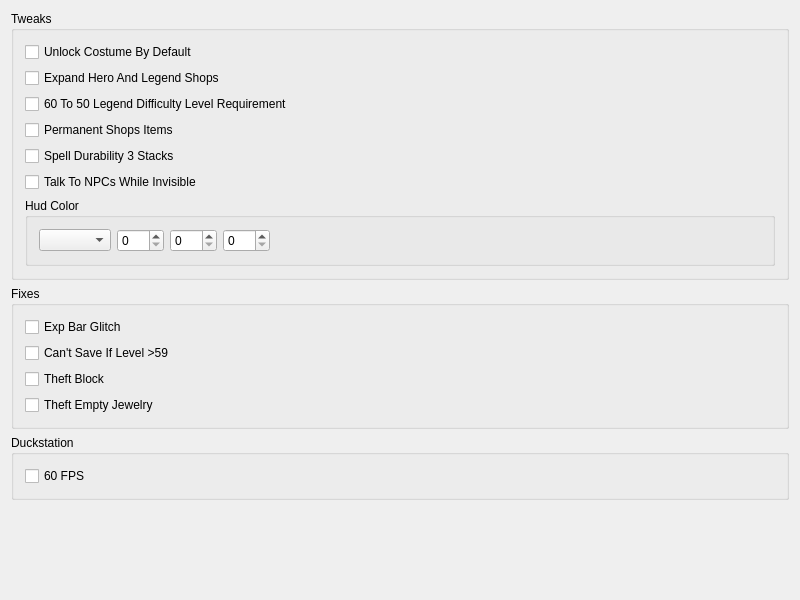
The window that src/FrontendQt/TweaksWidget.ui (Meos4/Darkstone-PS1-Tweaks) describes before a commit, drawn with Qt 5.
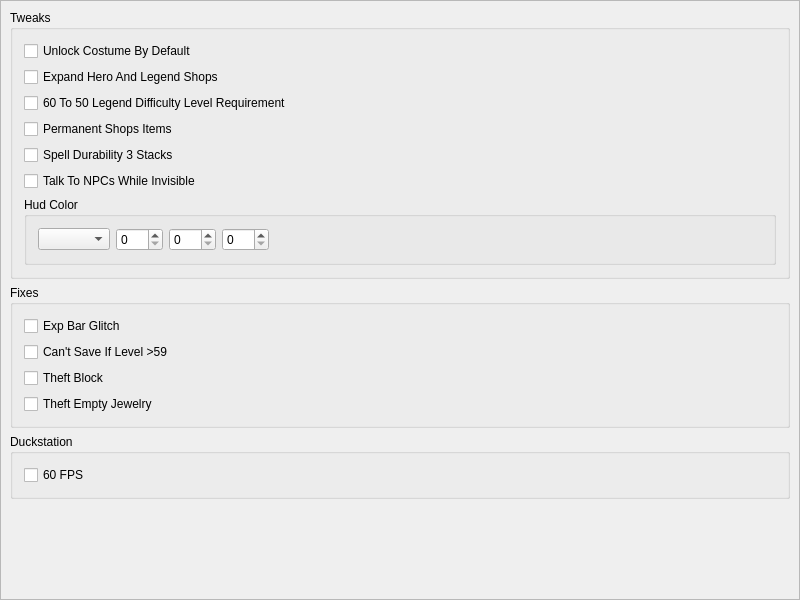
The same window after the commit.

Commit message: Add scroll area

```diff
--- a/src/FrontendQt/TweaksWidget.ui
+++ b/src/FrontendQt/TweaksWidget.ui
@@ -14,57 +14,67 @@
    <string>TweaksWidget</string>
   </property>
   <layout class="QGridLayout" name="gridLayout">
-   <item row="1" column="0">
-    <widget class="QGroupBox" name="fixes">
-     <property name="title">
-      <string>Fixes</string>
-     </property>
-     <layout class="QVBoxLayout" name="verticalLayout_2">
-      <item>
-       <widget class="QCheckBox" name="fixesExpBarGlitch">
-        <property name="text">
-         <string>Exp Bar Glitch</string>
-        </property>
-       </widget>
-      </item>
-      <item>
-       <widget class="QCheckBox" name="fixesCantSaveIfLevel59">
-        <property name="text">
-         <string>Can't Save If Level &gt;59</string>
-        </property>
-       </widget>
-      </item>
-      <item>
-       <widget class="QCheckBox" name="fixesTheftBlock">
-        <property name="text">
-         <string>Theft Block</string>
-        </property>
-       </widget>
-      </item>
-      <item>
-       <widget class="QCheckBox" name="fixesTheftEmptyJewelry">
-        <property name="text">
-         <string>Theft Empty Jewelry</string>
-        </property>
-       </widget>
-      </item>
-     </layout>
-    </widget>
-   </item>
-   <item row="6" column="0">
-    <spacer name="verticalSpacer">
-     <property name="orientation">
-      <enum>Qt::Vertical</enum>
+   <property name="leftMargin">
+    <number>0</number>
+   </property>
+   <property name="topMargin">
+    <number>0</number>
+   </property>
+   <property name="rightMargin">
+    <number>0</number>
+   </property>
+   <property name="bottomMargin">
+    <number>0</number>
+   </property>
+   <property name="spacing">
+    <number>6</number>
+   </property>
+   <item row="2" column="0">
+    <widget class="QScrollArea" name="scrollArea">
+     <property name="frameShape">
+      <enum>QFrame::StyledPanel</enum>
      </property>
-     <property name="sizeHint" stdset="0">
-      <size>
-       <width>20</width>
-       <height>40</height>
-      </size>
+     <property name="frameShadow">
+      <enum>QFrame::Sunken</enum>
      </property>
-    </spacer>
-   </item>
-   <item row="0" column="0">
+     <property name="lineWidth">
+      <number>1</number>
+     </property>
+     <property name="midLineWidth">
+      <number>0</number>
+     </property>
+     <property name="widgetResizable">
+      <bool>true</bool>
+     </property>
+     <property name="alignment">
+      <set>Qt::AlignLeading|Qt::AlignLeft|Qt::AlignVCenter</set>
+     </property>
+     <widget class="QWidget" name="scrollAreaWidget">
+      <property name="geometry">
+       <rect>
+        <x>0</x>
+        <y>0</y>
+        <width>798</width>
+        <height>598</height>
+       </rect>
+      </property>
+      <layout class="QVBoxLayout" name="verticalLayout_3" stretch="0,0,0,0">
+       <property name="spacing">
+        <number>6</number>
+       </property>
+       <property name="leftMargin">
+        <number>9</number>
+       </property>
+       <property name="topMargin">
+        <number>9</number>
+       </property>
+       <property name="rightMargin">
+        <number>9</number>
+       </property>
+       <property name="bottomMargin">
+        <number>9</number>
+       </property>
+       <item>
     <widget class="QGroupBox" name="tweaks">
      <property name="title">
       <string>Tweaks</string>
@@ -174,7 +184,44 @@
      </layout>
     </widget>
    </item>
-   <item row="2" column="0">
+       <item>
+        <widget class="QGroupBox" name="fixes">
+         <property name="title">
+          <string>Fixes</string>
+         </property>
+         <layout class="QVBoxLayout" name="verticalLayout_2">
+          <item>
+           <widget class="QCheckBox" name="fixesExpBarGlitch">
+            <property name="text">
+             <string>Exp Bar Glitch</string>
+            </property>
+           </widget>
+          </item>
+          <item>
+           <widget class="QCheckBox" name="fixesCantSaveIfLevel59">
+            <property name="text">
+             <string>Can't Save If Level &gt;59</string>
+            </property>
+           </widget>
+          </item>
+          <item>
+           <widget class="QCheckBox" name="fixesTheftBlock">
+            <property name="text">
+             <string>Theft Block</string>
+            </property>
+           </widget>
+          </item>
+          <item>
+           <widget class="QCheckBox" name="fixesTheftEmptyJewelry">
+            <property name="text">
+             <string>Theft Empty Jewelry</string>
+            </property>
+           </widget>
+          </item>
+         </layout>
+        </widget>
+       </item>
+       <item>
     <widget class="QGroupBox" name="duckstation">
      <property name="title">
       <string>Duckstation</string>
@@ -188,6 +235,23 @@
        </widget>
       </item>
      </layout>
+        </widget>
+       </item>
+       <item>
+        <spacer name="verticalSpacer">
+         <property name="orientation">
+          <enum>Qt::Vertical</enum>
+         </property>
+         <property name="sizeHint" stdset="0">
+          <size>
+           <width>20</width>
+           <height>40</height>
+          </size>
+         </property>
+        </spacer>
+       </item>
+      </layout>
+     </widget>
     </widget>
    </item>
   </layout>
```
Lines whose indentation alone changed are shown as unchanged. The commit also changes 1 other file.
